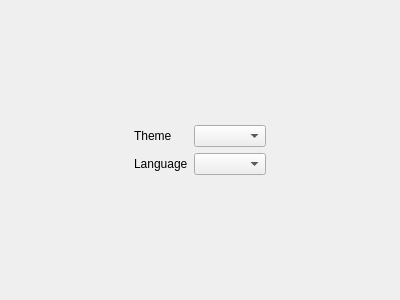
Before: the Qt Designer form client/pc/src/ui/setting.ui in SkyUOI/OurChat, drawn with Qt 5.
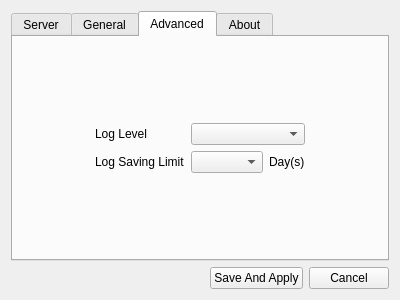
After: the same form once the commit is applied. The open tabs and pages were chosen to show the change.

Commit message: feat(client-pc): setting

The edit to the form file:
```diff
--- a/client/pc/src/ui/setting.ui
+++ b/client/pc/src/ui/setting.ui
@@ -13,91 +13,409 @@
   <property name="windowTitle">
    <string notr="true">Form</string>
   </property>
-  <layout class="QHBoxLayout" name="horizontalLayout_3">
+  <layout class="QVBoxLayout" name="verticalLayout_2">
    <item>
-    <spacer name="horizontalSpacer">
-     <property name="orientation">
-      <enum>Qt::Horizontal</enum>
+    <widget class="QTabWidget" name="tabWidget">
+     <property name="currentIndex">
+      <number>0</number>
      </property>
-     <property name="sizeHint" stdset="0">
-      <size>
-       <width>120</width>
-       <height>20</height>
-      </size>
-     </property>
-    </spacer>
+     <widget class="QWidget" name="server">
+      <attribute name="title">
+       <string notr="true">Server</string>
+      </attribute>
+      <layout class="QVBoxLayout" name="verticalLayout">
+       <item>
+        <spacer name="verticalSpacer">
+         <property name="orientation">
+          <enum>Qt::Vertical</enum>
+         </property>
+         <property name="sizeHint" stdset="0">
+          <size>
+           <width>20</width>
+           <height>57</height>
+          </size>
+         </property>
+        </spacer>
+       </item>
+       <item>
+        <layout class="QHBoxLayout" name="horizontalLayout">
+         <item>
+          <spacer name="horizontalSpacer">
+           <property name="orientation">
+            <enum>Qt::Horizontal</enum>
+           </property>
+           <property name="sizeHint" stdset="0">
+            <size>
+             <width>40</width>
+             <height>20</height>
+            </size>
+           </property>
+          </spacer>
+         </item>
+         <item>
+          <layout class="QFormLayout" name="formLayout">
+           <item row="0" column="0">
+            <widget class="QLabel" name="label">
+             <property name="text">
+              <string notr="true">IP</string>
+             </property>
+            </widget>
+           </item>
+           <item row="0" column="1">
+            <widget class="QLineEdit" name="ip_editor"/>
+           </item>
+           <item row="1" column="0">
+            <widget class="QLabel" name="label_2">
+             <property name="text">
+              <string notr="true">Port</string>
+             </property>
+            </widget>
+           </item>
+           <item row="1" column="1">
+            <widget class="QLineEdit" name="port_editor"/>
+           </item>
+           <item row="2" column="0">
+            <widget class="QLabel" name="label_3">
+             <property name="text">
+              <string notr="true">Reconnection Attempt</string>
+             </property>
+            </widget>
+           </item>
+           <item row="2" column="1">
+            <widget class="QSpinBox" name="reconnection_attempt_box">
+             <property name="minimum">
+              <number>1</number>
+             </property>
+             <property name="maximum">
+              <number>100</number>
+             </property>
+            </widget>
+           </item>
+          </layout>
+         </item>
+         <item>
+          <spacer name="horizontalSpacer_2">
+           <property name="orientation">
+            <enum>Qt::Horizontal</enum>
+           </property>
+           <property name="sizeHint" stdset="0">
+            <size>
+             <width>40</width>
+             <height>20</height>
+            </size>
+           </property>
+          </spacer>
+         </item>
+        </layout>
+       </item>
+       <item>
+        <spacer name="verticalSpacer_2">
+         <property name="orientation">
+          <enum>Qt::Vertical</enum>
+         </property>
+         <property name="sizeHint" stdset="0">
+          <size>
+           <width>20</width>
+           <height>57</height>
+          </size>
+         </property>
+        </spacer>
+       </item>
+      </layout>
+     </widget>
+     <widget class="QWidget" name="general">
+      <attribute name="title">
+       <string notr="true">General</string>
+      </attribute>
+      <layout class="QVBoxLayout" name="verticalLayout_3">
+       <item>
+        <spacer name="verticalSpacer_3">
+         <property name="orientation">
+          <enum>Qt::Vertical</enum>
+         </property>
+         <property name="sizeHint" stdset="0">
+          <size>
+           <width>20</width>
+           <height>70</height>
+          </size>
+         </property>
+        </spacer>
+       </item>
+       <item>
+        <layout class="QHBoxLayout" name="horizontalLayout_3">
+         <item>
+          <spacer name="horizontalSpacer_4">
+           <property name="orientation">
+            <enum>Qt::Horizontal</enum>
+           </property>
+           <property name="sizeHint" stdset="0">
+            <size>
+             <width>40</width>
+             <height>20</height>
+            </size>
+           </property>
+          </spacer>
+         </item>
+         <item>
+          <layout class="QFormLayout" name="formLayout_2">
+           <item row="0" column="0">
+            <widget class="QLabel" name="label_4">
+             <property name="text">
+              <string notr="true">Language</string>
+             </property>
+            </widget>
+           </item>
+           <item row="0" column="1">
+            <widget class="QComboBox" name="language_combobox"/>
+           </item>
+           <item row="1" column="0">
+            <widget class="QLabel" name="label_5">
+             <property name="text">
+              <string notr="true">Theme</string>
+             </property>
+            </widget>
+           </item>
+           <item row="1" column="1">
+            <widget class="QComboBox" name="theme_combobox"/>
+           </item>
+          </layout>
+         </item>
+         <item>
+          <spacer name="horizontalSpacer_5">
+           <property name="orientation">
+            <enum>Qt::Horizontal</enum>
+           </property>
+           <property name="sizeHint" stdset="0">
+            <size>
+             <width>40</width>
+             <height>20</height>
+            </size>
+           </property>
+          </spacer>
+         </item>
+        </layout>
+       </item>
+       <item>
+        <spacer name="verticalSpacer_4">
+         <property name="orientation">
+          <enum>Qt::Vertical</enum>
+         </property>
+         <property name="sizeHint" stdset="0">
+          <size>
+           <width>20</width>
+           <height>70</height>
+          </size>
+         </property>
+        </spacer>
+       </item>
+      </layout>
+     </widget>
+     <widget class="QWidget" name="advanced">
+      <attribute name="title">
+       <string notr="true">Advanced</string>
+      </attribute>
+      <layout class="QVBoxLayout" name="verticalLayout_4">
+       <item>
+        <spacer name="verticalSpacer_5">
+         <property name="orientation">
+          <enum>Qt::Vertical</enum>
+         </property>
+         <property name="sizeHint" stdset="0">
+          <size>
+           <width>20</width>
+           <height>69</height>
+          </size>
+         </property>
+        </spacer>
+       </item>
+       <item>
+        <layout class="QHBoxLayout" name="horizontalLayout_6">
+         <item>
+          <spacer name="horizontalSpacer_6">
+           <property name="orientation">
+            <enum>Qt::Horizontal</enum>
+           </property>
+           <property name="sizeHint" stdset="0">
+            <size>
+             <width>40</width>
+             <height>20</height>
+            </size>
+           </property>
+          </spacer>
+         </item>
+         <item>
+          <layout class="QFormLayout" name="formLayout_3">
+           <item row="0" column="0">
+            <widget class="QLabel" name="label_6">
+             <property name="text">
+              <string notr="true">Log Level</string>
+             </property>
+            </widget>
+           </item>
+           <item row="0" column="1">
+            <widget class="QComboBox" name="log_level_combobox"/>
+           </item>
+           <item row="1" column="0">
+            <widget class="QLabel" name="label_7">
+             <property name="text">
+              <string notr="true">Log Saving Limit</string>
+             </property>
+            </widget>
+           </item>
+           <item row="1" column="1">
+            <layout class="QHBoxLayout" name="horizontalLayout_4">
+             <item>
+              <widget class="QComboBox" name="log_saving_combobox"/>
+             </item>
+             <item>
+              <widget class="QLabel" name="label_8">
+               <property name="text">
+                <string notr="true">Day(s)</string>
+               </property>
+              </widget>
+             </item>
+            </layout>
+           </item>
+          </layout>
+         </item>
+         <item>
+          <spacer name="horizontalSpacer_7">
+           <property name="orientation">
+            <enum>Qt::Horizontal</enum>
+           </property>
+           <property name="sizeHint" stdset="0">
+            <size>
+             <width>40</width>
+             <height>20</height>
+            </size>
+           </property>
+          </spacer>
+         </item>
+        </layout>
+       </item>
+       <item>
+        <spacer name="verticalSpacer_6">
+         <property name="orientation">
+          <enum>Qt::Vertical</enum>
+         </property>
+         <property name="sizeHint" stdset="0">
+          <size>
+           <width>20</width>
+           <height>69</height>
+          </size>
+         </property>
+        </spacer>
+       </item>
+      </layout>
+     </widget>
+     <widget class="QWidget" name="about">
+      <attribute name="title">
+       <string notr="true">About</string>
+      </attribute>
+      <layout class="QVBoxLayout" name="verticalLayout_7">
+       <item>
+        <layout class="QHBoxLayout" name="horizontalLayout_5">
+         <item>
+          <widget class="QLabel" name="logo_label">
+           <property name="text">
+            <string notr="true">LOGO</string>
+           </property>
+          </widget>
+         </item>
+         <item>
+          <layout class="QGridLayout" name="gridLayout">
+           <item row="0" column="0">
+            <widget class="QLabel" name="version_label">
+             <property name="text">
+              <string notr="true">Version</string>
+             </property>
+            </widget>
+           </item>
+           <item row="0" column="1">
+            <widget class="QLabel" name="license_label">
+             <property name="text">
+              <string notr="true">License</string>
+             </property>
+            </widget>
+           </item>
+           <item row="1" column="0">
+            <widget class="QPushButton" name="pushButton_3">
+             <property name="text">
+              <string>Github</string>
+             </property>
+            </widget>
+           </item>
+          </layout>
+         </item>
+        </layout>
+       </item>
+       <item>
+        <layout class="QHBoxLayout" name="horizontalLayout_7">
+         <item>
+          <layout class="QVBoxLayout" name="verticalLayout_5">
+           <item>
+            <widget class="QLabel" name="label_12">
+             <property name="text">
+              <string notr="true">Main Developer</string>
+             </property>
+            </widget>
+           </item>
+           <item>
+            <widget class="QTextBrowser" name="main_developer_text"/>
+           </item>
+          </layout>
+         </item>
+         <item>
+          <layout class="QVBoxLayout" name="verticalLayout_6">
+           <item>
+            <widget class="QLabel" name="label_13">
+             <property name="text">
+              <string notr="true">All Contributors</string>
+             </property>
+            </widget>
+           </item>
+           <item>
+            <widget class="QTextBrowser" name="all_contributor_text"/>
+           </item>
+          </layout>
+         </item>
+        </layout>
+       </item>
+      </layout>
+     </widget>
+    </widget>
    </item>
    <item>
-    <layout class="QVBoxLayout" name="verticalLayout">
+    <layout class="QHBoxLayout" name="horizontalLayout_2">
      <item>
-      <spacer name="verticalSpacer_2">
+      <spacer name="horizontalSpacer_3">
        <property name="orientation">
-        <enum>Qt::Vertical</enum>
+        <enum>Qt::Horizontal</enum>
        </property>
        <property name="sizeHint" stdset="0">
         <size>
-         <width>20</width>
-         <height>40</height>
+         <width>40</width>
+         <height>20</height>
         </size>
        </property>
       </spacer>
      </item>
      <item>
-      <layout class="QHBoxLayout" name="horizontalLayout">
-       <item>
-        <widget class="QLabel" name="label">
-         <property name="text">
-          <string notr="true">Theme</string>
-         </property>
-        </widget>
-       </item>
-       <item>
-        <widget class="QComboBox" name="comboBox"/>
-       </item>
-      </layout>
+      <widget class="QPushButton" name="ok_btn">
+       <property name="text">
+        <string notr="true">Save And Apply</string>
+       </property>
+      </widget>
      </item>
      <item>
-      <layout class="QHBoxLayout" name="horizontalLayout_2">
-       <item>
-        <widget class="QLabel" name="label_2">
-         <property name="text">
-          <string notr="true">Language</string>
-         </property>
-        </widget>
-       </item>
-       <item>
-        <widget class="QComboBox" name="comboBox_2"/>
-       </item>
-      </layout>
-     </item>
-     <item>
-      <spacer name="verticalSpacer">
-       <property name="orientation">
-        <enum>Qt::Vertical</enum>
+      <widget class="QPushButton" name="cancel_btn">
+       <property name="text">
+        <string notr="true">Cancel</string>
        </property>
-       <property name="sizeHint" stdset="0">
-        <size>
-         <width>20</width>
-         <height>40</height>
-        </size>
-       </property>
-      </spacer>
+      </widget>
      </item>
     </layout>
    </item>
-   <item>
-    <spacer name="horizontalSpacer_2">
-     <property name="orientation">
-      <enum>Qt::Horizontal</enum>
-     </property>
-     <property name="sizeHint" stdset="0">
-      <size>
-       <width>119</width>
-       <height>20</height>
-      </size>
-     </property>
-    </spacer>
-   </item>
   </layout>
  </widget>
  <resources/>
```
The commit also changes 5 other files.
